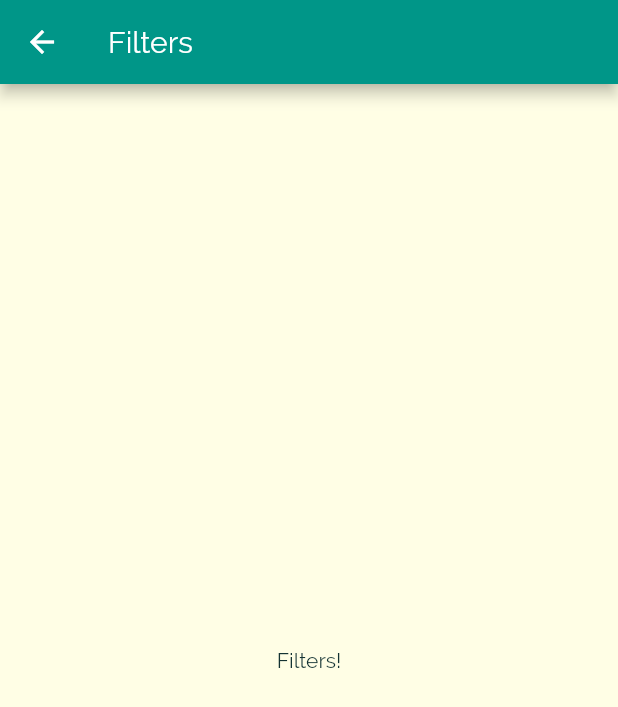
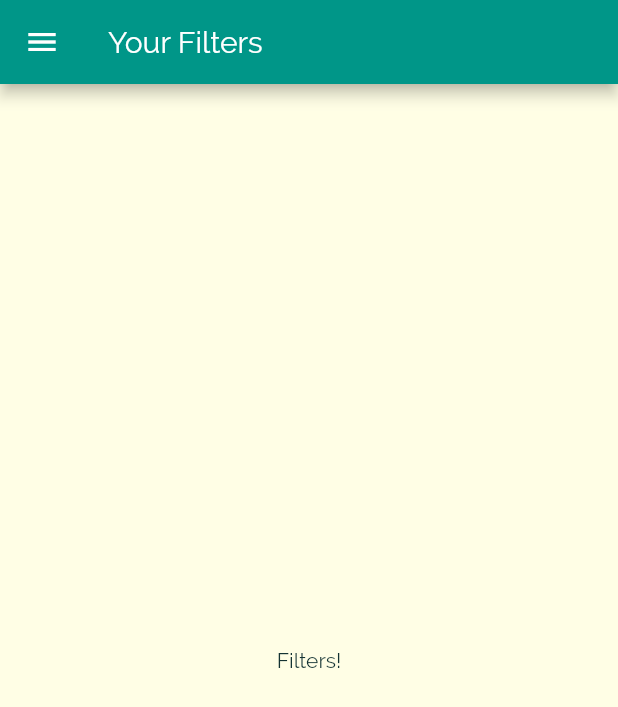
Before and after one commit to MatthieuNadeau96/Flutter_meals_app, a Flutter app: the FilterScreen screen opened by its route, on a phone screen of 412 x 824 dp. Shown: the top 707 px of the screen. Run offline on Flutter 3.47's test engine with Material 2 defaults, Android fonts, the phone set to English and light mode, and no system bars.

Commit message:
Replacing Pages (Instead of Pushing)

```diff
--- a/lib/screens/filters_screen.dart
+++ b/lib/screens/filters_screen.dart
@@ -1,4 +1,5 @@
 import 'package:flutter/material.dart';
+import 'package:meals_app/widgets/main_drawer.dart';
 
 class FilterScreen extends StatelessWidget {
   static const routeName = 'filters';
@@ -6,7 +7,8 @@ class FilterScreen extends StatelessWidget {
   @override
   Widget build(BuildContext context) {
     return Scaffold(
-      appBar: AppBar(title: Text('Filters')),
+      appBar: AppBar(title: Text('Your Filters')),
+      drawer: MainDrawer(),
       body: Center(
         child: Text('Filters!'),
       ),
--- a/lib/widgets/main_drawer.dart
+++ b/lib/widgets/main_drawer.dart
@@ -48,14 +48,15 @@ class MainDrawer extends StatelessWidget {
             'Meals',
             Icons.restaurant,
             () {
-              Navigator.of(context).pushNamed('/');
+              Navigator.of(context).pushReplacementNamed('/');
             },
           ),
           buildListTile(
             'Filters',
             Icons.settings,
             () {
-              Navigator.of(context).pushNamed(FilterScreen.routeName);
+              Navigator.of(context)
+                  .pushReplacementNamed(FilterScreen.routeName);
             },
           ),
         ],
```
